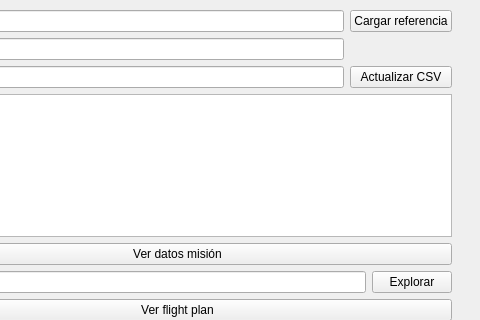
UCM-237/PprzGCS, file src/widgets/muestreo_window.ui: the form before one commit; both pictures show x 117 to 597 and y 0 to 320 of the 597 by 649 pixel window.
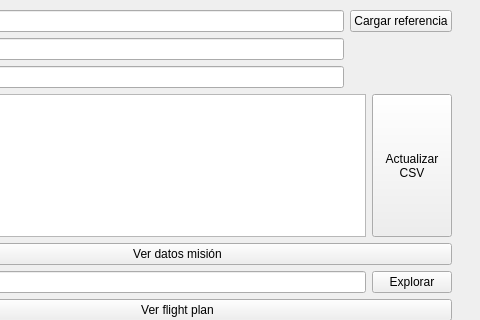
The form after the commit.

Commit message: Changed button on Muestreo Window and fixed bug with sonar widget

The edit to the form file:
```diff
--- a/src/widgets/muestreo_window.ui
+++ b/src/widgets/muestreo_window.ui
@@ -73,13 +73,6 @@
         </property>
        </widget>
       </item>
-      <item row="2" column="2">
-       <widget class="QPushButton" name="button_update_csv">
-        <property name="text">
-         <string>Actualizar CSV</string>
-        </property>
-       </widget>
-      </item>
       <item row="0" column="2">
        <widget class="QPushButton" name="button_explorer_referencia">
         <property name="text">
@@ -112,6 +105,19 @@
         </property>
        </widget>
       </item>
+      <item>
+       <widget class="QPushButton" name="button_update_csv">
+        <property name="text">
+         <string>Actualizar&#10;CSV</string>
+        </property>
+        <property name="sizePolicy">
+         <sizepolicy hsizetype="Preferred" vsizetype="Expanding">
+          <horstretch>0</horstretch>
+          <verstretch>0</verstretch>
+         </sizepolicy>
+        </property>
+       </widget>
+      </item>
      </layout>
     </item>
     <item>
```
The commit also changes 1 other file.
